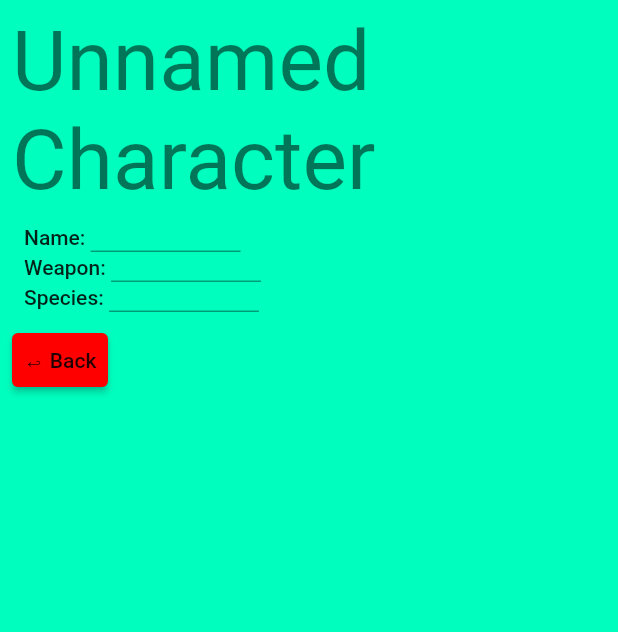
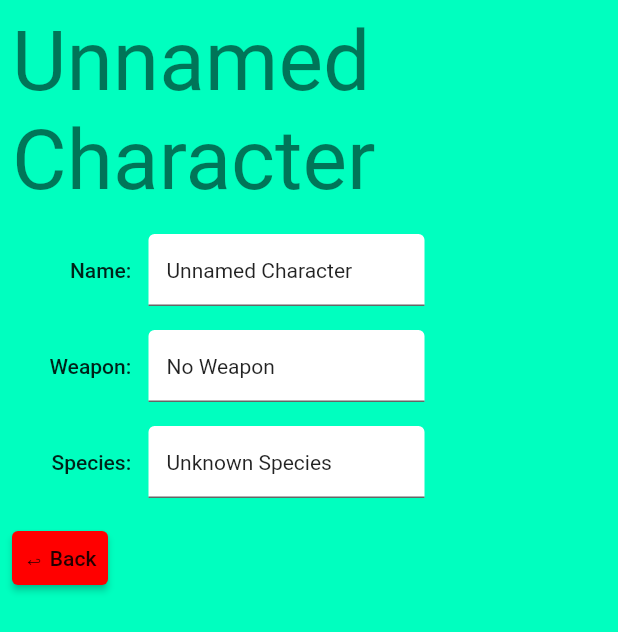
Before and after one commit to KiraResari/ceal-chronicler-f, a Flutter app: the screen it shows after launch, after a tap on "Go to Character Selection Screen", after a tap on "Add Character", after a tap on "Unnamed Character", on a phone screen of 412 x 824 dp. Shown: the top 632 px of the screen. Run offline on Flutter 3.47's test engine with Material 2 defaults, Android fonts, the phone set to English and light mode, and no system bars; our stand-ins replace event_bus, get_it; missing offline and left inert: optional.

Commit message:
WIP: Working on editable fields

```diff
--- a/lib/characters/character.dart
+++ b/lib/characters/character.dart
@@ -6,9 +6,6 @@ import 'species.dart';
 import 'character_name.dart';
 
 class Character {
-  static const defaultName = "Unnamed Character";
-  static const defaultWeapon = "No weapon";
-  static const defaultSpecies = "Unknown species";
 
   CharacterId id;
   CharacterNameField nameField;
@@ -33,13 +30,13 @@ class Character {
 
   Character({
     id,
-    name = defaultName,
-    weapon = defaultName,
-    species = defaultSpecies,
+    name,
+    weapon,
+    species,
   })  : id = id ?? CharacterId(),
-        nameField = CharacterNameField(name),
-        weaponField = WeaponField(weapon),
-        speciesField = SpeciesField(species);
+        nameField = CharacterNameField(),
+        weaponField = WeaponField(),
+        speciesField = SpeciesField();
 
   String getDisplayValue() {
     return nameField.getDisplayValue();
--- a/lib/characters/character_name.dart
+++ b/lib/characters/character_name.dart
@@ -1,8 +1,9 @@
 import '../fields/string_display_field.dart';
 
-class CharacterNameField extends StringDisplayField{
+class CharacterNameField extends StringDisplayField {
+  static const staticFieldName = "Name";
+  static const defaultValue = "Unnamed Character";
 
-  static const staticFieldName = "Name";
-
-  CharacterNameField(String value) : super(staticFieldName, value);
+  CharacterNameField({String value = defaultValue})
+      : super(staticFieldName, value);
 }
--- a/lib/characters/species.dart
+++ b/lib/characters/species.dart
@@ -3,6 +3,8 @@ import '../fields/string_display_field.dart';
 class SpeciesField extends StringDisplayField{
 
   static const staticFieldName = "Species";
+  static const defaultValue = "Unknown Species";
 
-  SpeciesField(String value) : super(staticFieldName, value);
+  SpeciesField({String value = defaultValue})
+      : super(staticFieldName, value);
 }
--- a/lib/fields/display_field_widget.dart
+++ b/lib/fields/display_field_widget.dart
@@ -20,22 +20,37 @@ class _DisplayFieldWidgetState extends State<DisplayFieldWidget> {
     TextStyle fieldNameStyle = theme.textTheme.bodyLarge!;
     TextStyle fieldValueStyle = theme.textTheme.bodyMedium!;
     textController.text = widget.displayField.getDisplayValue();
-    return Row(
+    return SizedBox(
+      width: 400,
+      child: Row(
         mainAxisSize: MainAxisSize.min,
         children: [
-        Text(
+          SizedBox(
+            width: 75,
+            child: Align(
+              alignment: Alignment.centerRight,
+              child: Text(
                 "${widget.displayField.fieldName}: ",
                 style: fieldNameStyle,
               ),
+            ),
+          ),
           SizedBox(
-          width: 100,
-          height: 20,
+            width: 200,
+            child: Padding(
+              padding: const EdgeInsets.all(8.0),
               child: TextField(
                 controller: textController,
                 style: fieldValueStyle,
+                decoration: InputDecoration(
+                  filled: true,
+                  fillColor: Colors.white,
+                ),
+              ),
             ),
           ),
         ],
+      ),
     );
   }
 }
--- a/lib/items/weapon.dart
+++ b/lib/items/weapon.dart
@@ -1,8 +1,8 @@
 import '../fields/string_display_field.dart';
 
-class WeaponField extends StringDisplayField{
+class WeaponField extends StringDisplayField {
+  static const staticFieldName = "Weapon";
+  static const defaultValue = "No Weapon";
 
-  static const staticFieldName = "Weapon";
-
-  WeaponField(String value) : super(staticFieldName, value);
+  WeaponField({String value = defaultValue}) : super(staticFieldName, value);
 }
```
Lines whose indentation alone changed are shown as unchanged.
